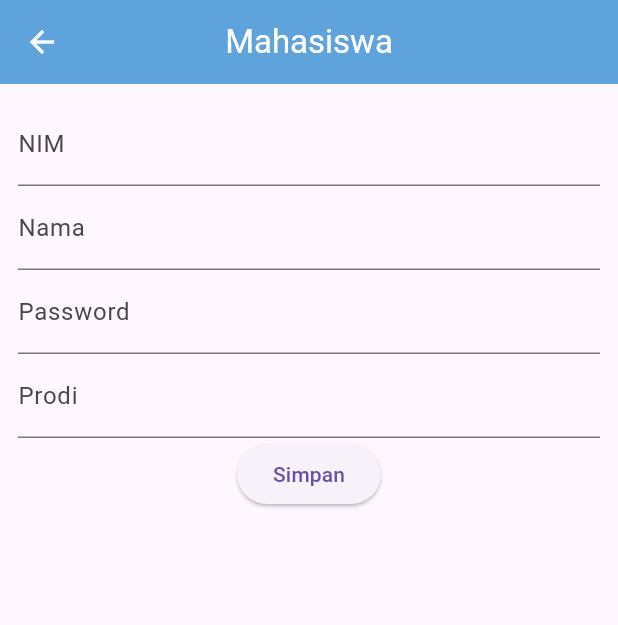
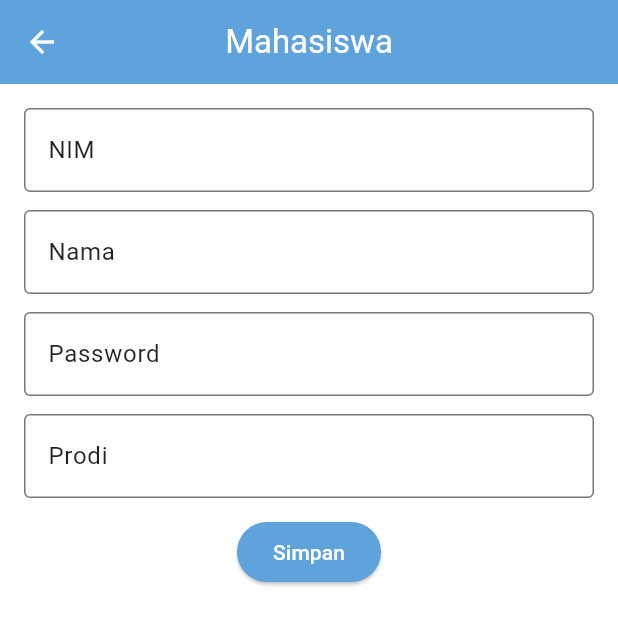
Before and after one commit to Edwin-Farid/Flutter-Mysql, a Flutter app: the MahasiswaCreate screen opened by its route, on a phone screen of 412 x 824 dp. Shown: the top 625 px of the screen. Run offline on Flutter 3.47's test engine with Material 3 defaults, Android fonts, the phone set to English and light mode, and no system bars; missing offline and left inert: mysql_client.

Commit message:
feat: add style to create mahasiswa

```diff
--- a/lib/view/mahasiswa/create.dart
+++ b/lib/view/mahasiswa/create.dart
@@ -28,6 +28,7 @@ class _MahasiswaCreateState extends State<MahasiswaCreate> {
   @override
   Widget build(BuildContext context) {
     return Scaffold(
+      backgroundColor: Colors.white,
       appBar: PreferredSize(
         preferredSize: const Size.fromHeight(kToolbarHeight),
         child: AppBar(
@@ -47,29 +48,77 @@ class _MahasiswaCreateState extends State<MahasiswaCreate> {
         ),
       ),
       body: Padding(
-        padding: const EdgeInsets.all(12),
+        padding: const EdgeInsets.all(16),
         child: Column(
           children: [
             TextFormField(
               keyboardType: TextInputType.text,
               controller: _nimController,
-              decoration: const InputDecoration(labelText: "NIM"),
+              decoration: const InputDecoration(
+                labelText: "NIM",
+                labelStyle: TextStyle(color: Colors.black87),
+                border: OutlineInputBorder(),
+                focusedBorder: OutlineInputBorder(
+                  borderSide: BorderSide(
+                    color: Color.fromARGB(255, 94, 163, 220),
+                  ),
+                ),
+              ),
+            ),
+            const SizedBox(
+              height: 12,
             ),
             TextFormField(
               keyboardType: TextInputType.text,
               controller: _namaController,
-              decoration: const InputDecoration(labelText: "Nama"),
+              decoration: const InputDecoration(
+                labelText: "Nama",
+                labelStyle: TextStyle(color: Colors.black87),
+                border: OutlineInputBorder(),
+                focusedBorder: OutlineInputBorder(
+                  borderSide: BorderSide(
+                    color: Color.fromARGB(255, 94, 163, 220),
+                  ),
+                ),
+              ),
+            ),
+            const SizedBox(
+              height: 12,
             ),
             TextFormField(
               keyboardType: TextInputType.visiblePassword,
               obscureText: true,
               controller: _passwordController,
-              decoration: const InputDecoration(labelText: "Password"),
+              decoration: const InputDecoration(
+                labelText: "Password",
+                labelStyle: TextStyle(color: Colors.black87),
+                border: OutlineInputBorder(),
+                focusedBorder: OutlineInputBorder(
+                  borderSide: BorderSide(
+                    color: Color.fromARGB(255, 94, 163, 220),
+                  ),
+                ),
+              ),
+            ),
+            const SizedBox(
+              height: 12,
             ),
             TextFormField(
               keyboardType: TextInputType.text,
               controller: _prodiController,
-              decoration: const InputDecoration(labelText: "Prodi"),
+              decoration: const InputDecoration(
+                labelText: "Prodi",
+                labelStyle: TextStyle(color: Colors.black87),
+                border: OutlineInputBorder(),
+                focusedBorder: OutlineInputBorder(
+                  borderSide: BorderSide(
+                    color: Color.fromARGB(255, 94, 163, 220),
+                  ),
+                ),
+              ),
+            ),
+            const SizedBox(
+              height: 12,
             ),
             ElevatedButton(
               onPressed: () {
@@ -79,7 +128,12 @@ class _MahasiswaCreateState extends State<MahasiswaCreate> {
                 String prodi = _prodiController.text;
                 widget.controller.create(context, nim, nama, password, prodi);
               },
-              child: const Text("Simpan"),
+              style: ElevatedButton.styleFrom(
+                  backgroundColor: const Color.fromARGB(255, 94, 163, 220)),
+              child: const Text(
+                "Simpan",
+                style: TextStyle(color: Colors.white),
+              ),
             ),
           ],
         ),
```
